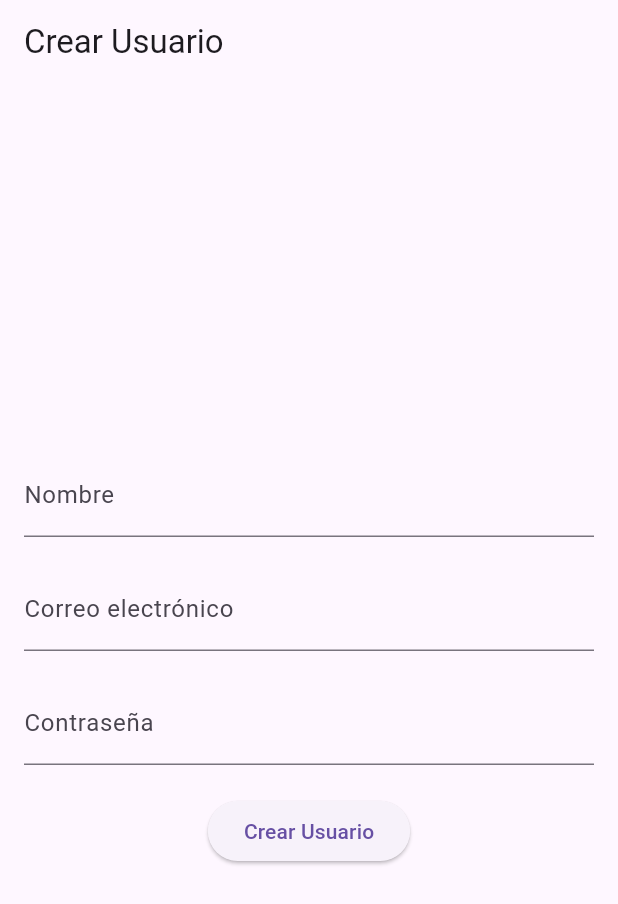
After one commit to Payin14/ProyectoDM, a Flutter app: the screen it shows after launch, after a tap on "Crear Usuario", on a phone screen of 412 x 824 dp. The commit adds this screen. Shown: the top 904 px of the screen. Run offline on Flutter 3.47's test engine with Material 3 defaults, Android fonts, the light colour scheme and no system bars; network calls fail.

Commit message:
se implementar el crear usuario

```diff
--- /dev/null
+++ b/lib/CrearUsuario.dart
@@ -0,0 +1,145 @@
+// ignore_for_file: use_build_context_synchronously
+
+import 'package:flutter/material.dart';
+import 'package:http/http.dart' as http;
+import 'dart:convert';
+import 'alerts.dart';
+
+class UserCreationScreen extends StatefulWidget {
+  @override
+  _UserCreationScreenState createState() => _UserCreationScreenState();
+}
+
+class _UserCreationScreenState extends State<UserCreationScreen> {
+  final TextEditingController nameController = TextEditingController();
+  final TextEditingController emailController = TextEditingController();
+  final TextEditingController passwordController = TextEditingController();
+
+  final _formKey = GlobalKey<FormState>();
+
+  Future<void> createUser() async {
+    if (_formKey.currentState!.validate()) {
+      try {
+        // Lógica para crear el usuario con los datos ingresados
+        String name = nameController.text;
+        String email = emailController.text;
+        String password = passwordController.text;
+
+        var response = await http.post(
+          Uri.parse('http://127.0.0.1:8000/api/guardarUsuario'),
+          body: {
+            'usuario': name,
+            'correo': email,
+            'pass': password,
+          },
+        );
+
+        if (response.statusCode == 200 || response.statusCode == 201) {
+          var data = jsonDecode(response.body.toString());
+          print(data['mensaje']);
+          print('Usuario creado exitosamente');
+
+           showDialog(
+            context: context,
+            builder: (BuildContext context) {
+              return AlertDialog(
+                title: const Text('Pregunta añadida con éxito'),
+                content: const Text('La pregunta se ha añadido correctamente.'),
+                actions: [
+                  TextButton(
+                    onPressed: () {
+                      // Cerrar el diálogo y navegar hacia atrás
+                      Navigator.pop(context);
+                      Navigator.pop(context);
+                    },
+                    child: const Text('Aceptar'),
+                  ),
+                ],
+              );
+            },
+          );
+
+
+
+        } else {
+          mostrarError('Error al crear el usuario', context);
+        }
+
+      } catch (e) {
+        print('Error al crear el usuario: $e');
+        mostrarError('Error al crear el usuario', context);
+      }
+    }
+  }
+
+  @override
+  Widget build(BuildContext context) {
+    return MaterialApp(
+      home: Scaffold(
+        appBar: AppBar(
+          title: Text('Crear Usuario'),
+        ),
+        body: Padding(
+          padding: const EdgeInsets.all(16.0),
+          child: Form(
+            key: _formKey,
+            child: Column(
+              mainAxisAlignment: MainAxisAlignment.center,
+              children: [
+                TextFormField(
+                  controller: nameController,
+                  decoration: InputDecoration(labelText: 'Nombre'),
+                  validator: (value) {
+                    if (value == null || value.isEmpty) {
+                      return 'Por favor, ingresa tu nombre.';
+                    }
+                    return null;
+                  },
+                ),
+                SizedBox(height: 20),
+                TextFormField(
+                  controller: emailController,
+                  decoration: InputDecoration(labelText: 'Correo electrónico'),
+                  keyboardType: TextInputType.emailAddress,
+                  validator: (value) {
+                    if (value == null || value.isEmpty) {
+                      return 'Por favor, ingresa tu correo electrónico.';
+                    }
+                    return null;
+                  },
+                ),
+                SizedBox(height: 20),
+                TextFormField(
+                  controller: passwordController,
+                  decoration: InputDecoration(labelText: 'Contraseña'),
+                  obscureText: true,
+                  validator: (value) {
+                    if (value == null || value.isEmpty) {
+                      return 'Por favor, ingresa tu contraseña.';
+                    }
+                    return null;
+                  },
+                ),
+                SizedBox(height: 20),
+                ElevatedButton(
+                  onPressed: createUser,
+                  child: Text('Crear Usuario'),
+                ),
+              ],
+            ),
+          ),
+        ),
+      ),
+    );
+  }
+}
+
+class MyApp extends StatelessWidget {
+  @override
+  Widget build(BuildContext context) {
+    return MaterialApp(
+      title: 'Crear Usuario Demo',
+      home: UserCreationScreen(),
+    );
+  }
+}
--- a/lib/app.dart
+++ b/lib/app.dart
@@ -1,11 +1,11 @@
-// ignore_for_file: prefer_const_constructors
-
 import 'dart:convert';
 import 'package:flutter/material.dart';
 import 'package:http/http.dart';
+import 'package:proyectodm/CrearUsuario.dart';
 import 'package:proyectodm/admin.dart';
+import 'package:proyectodm/encuestausuario.dart';
 import 'alerts.dart';
-import 'encuestausuario.dart';
+
 class SignUpScreen extends StatefulWidget {
   const SignUpScreen({Key? key}) : super(key: key);
 
@@ -45,7 +45,6 @@ class _SignUpScreenState extends State<SignUpScreen> {
         }
       } else {
         Navigator.pop(context);
-        mostrarError('Credenciales incorrectas', context);
         // Mostrar un mensaje de error si las credenciales son incorrectas
         ScaffoldMessenger.of(context).showSnackBar(
           SnackBar(
@@ -59,11 +58,19 @@ class _SignUpScreenState extends State<SignUpScreen> {
     }
   }
 
+  void irACrearUsuario() {
+    // Navegar a la página de crear usuario
+    Navigator.push(
+      context,
+      MaterialPageRoute(builder: (context) => UserCreationScreen()),  // Reemplaza "CrearUsuarioPage" con el nombre de tu página de crear usuario
+    );
+  }
+
   @override
   Widget build(BuildContext context) {
     return Scaffold(
       appBar: AppBar(
-        title: const Text('iniciar sesión '),
+        title: const Text('Iniciar Sesión'),
       ),
       body: Padding(
         padding: const EdgeInsets.all(20.0),
@@ -83,7 +90,6 @@ class _SignUpScreenState extends State<SignUpScreen> {
               obscureText: true,
               decoration: InputDecoration(
                 hintText: 'Password',
-
               ),
             ),
             SizedBox(height: 40,),
@@ -101,7 +107,12 @@ class _SignUpScreenState extends State<SignUpScreen> {
                   child: Text('Login'),
                 ),
               ),
-            )
+            ),
+            SizedBox(height: 20,),
+            ElevatedButton(
+              onPressed: irACrearUsuario,
+              child: Text('Crear Usuario'),
+            ),
           ],
         ),
       ),
@@ -109,15 +120,15 @@ class _SignUpScreenState extends State<SignUpScreen> {
   }
 }
 
-class DashboardScreen extends StatelessWidget {
+class CrearUsuarioPage extends StatelessWidget {
   @override
   Widget build(BuildContext context) {
     return Scaffold(
       appBar: AppBar(
-        title: Text('Dashboard'),
+        title: Text('Crear Usuario'),
       ),
       body: Center(
-        child: Text('Bienvenido al Dashboard'),
+        child: Text('Esta es la página de crear usuario'),
       ),
     );
   }
```
Lines whose indentation alone changed are shown as unchanged.
